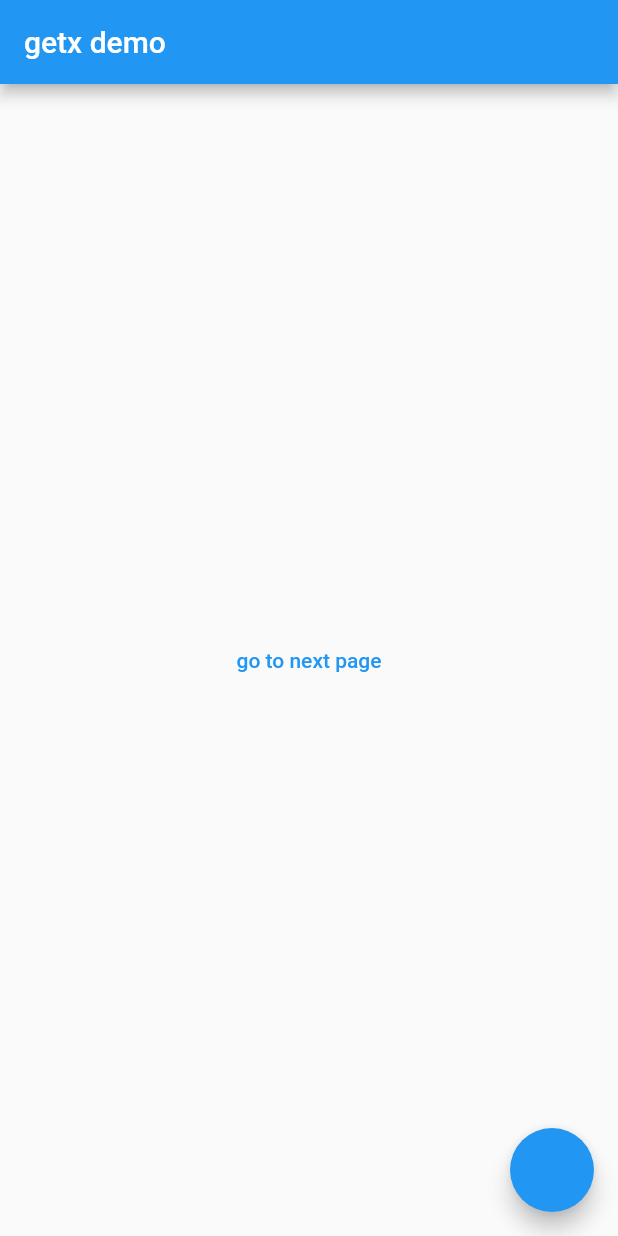
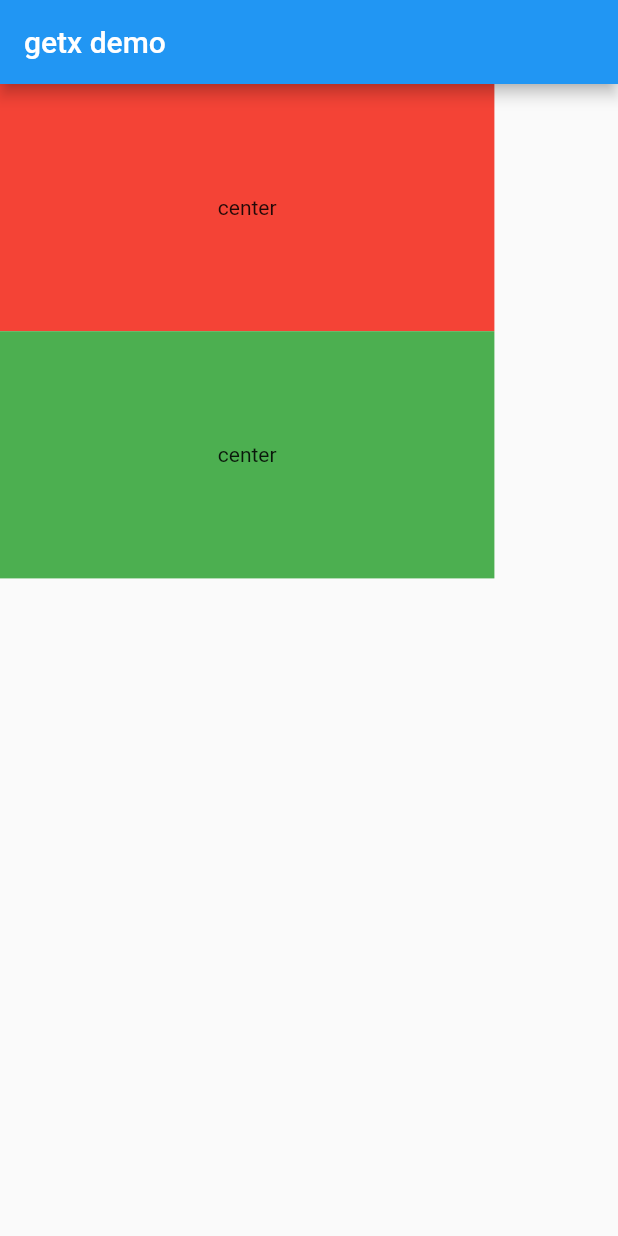
Before and after one commit to zengchanghuan/getx_demo, a Flutter app: the screen it shows after launch, on a phone screen of 412 x 824 dp. Run offline on Flutter 3.47's test engine with Material 2 defaults, Android fonts, the phone set to English and light mode, and no system bars; our stand-ins replace get.

Commit message:
get h and w

```diff
--- a/lib/home_screen.dart
+++ b/lib/home_screen.dart
@@ -13,6 +13,31 @@ class HomeScreen extends StatefulWidget {
 class _HomeScreenState extends State<HomeScreen> {
   @override
   Widget build(BuildContext context) {
+    final height = MediaQuery.of(context).size.height * 1;
+    return Scaffold(
+      appBar: AppBar(
+        title: const Text('getx demo'),
+      ),
+      body: Column(
+        children: [
+          Container(
+            color: Colors.red,
+            height: Get.height * .2,
+            width: Get.width * 0.8,
+            child: const Center(child: Text('center'),),
+          ),
+          Container(
+            color: Colors.green,
+            height: Get.height * .2,
+            width: Get.width * 0.8,
+
+            child: const Center(child: Text('center'),),
+          ),
+
+        ],
+      ),
+    );
+    /*
     return Scaffold(
       appBar: AppBar(
         title: const Text('getx demo'),
@@ -127,5 +152,6 @@ class _HomeScreenState extends State<HomeScreen> {
         },
       ),
     );
+    */
   }
 }
--- a/lib/main.dart
+++ b/lib/main.dart
@@ -20,12 +20,14 @@ class MyApp extends StatelessWidget {
         primaryColor: Colors.blue,
         // useMaterial3: true,
       ),
-      // home: const HomeScreen(),
+      home: const HomeScreen(),
+        /*
       getPages: [
         GetPage(name: '/', page: () => const HomeScreen()),
         GetPage(name: '/screenOne', page: () => ScreenOne()),
         GetPage(name: '/screenTwo', page: () => const ScreenTwo()),
       ],
+      */
     );
   }
 }
```
